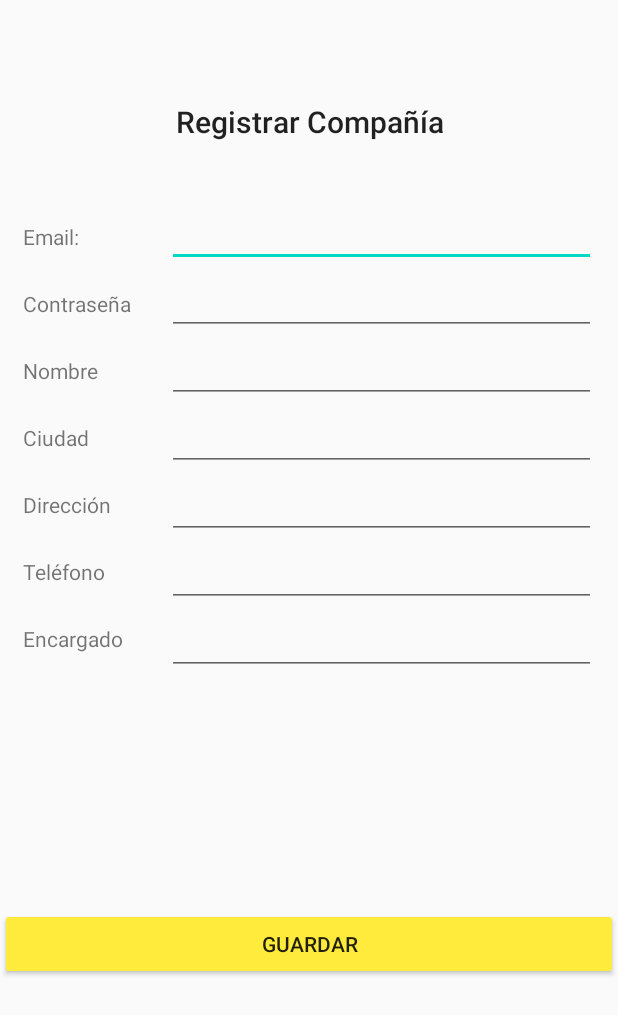
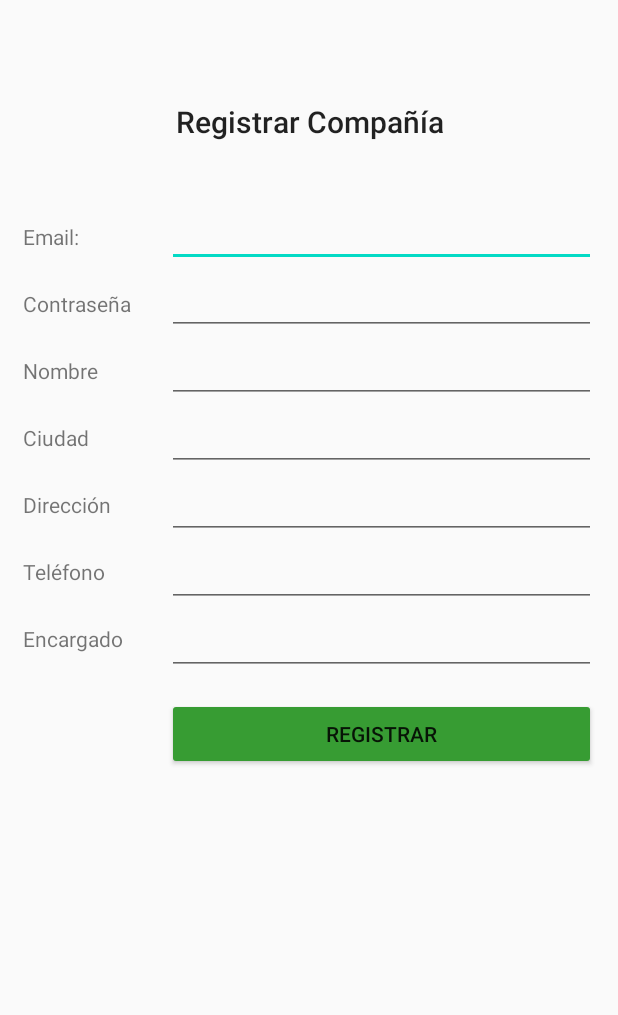
Before and after one commit to Ride-support/mobile-app, an Android app: the layout register_company.xml on its own in the app's theme, with its tools: preview values and no code run, on a phone screen of 412 x 824 dp. Shown: the top 1015 px of the screen. Run offline under Robolectric (Android 15) with nearby library versions, the phone set to English and light mode, and no system bars.

Commit message:
Register company :boom:

```diff
--- a/app/build.gradle
+++ b/app/build.gradle
@@ -33,6 +33,7 @@ android {
 dependencies {
     implementation fileTree(dir: 'libs', include: ['*.jar'])
 
+
     implementation 'androidx.appcompat:appcompat:1.1.0'
     implementation 'androidx.constraintlayout:constraintlayout:1.1.3'
     testImplementation 'junit:junit:4.12'
@@ -52,7 +53,7 @@ dependencies {
     implementation "com.squareup.okhttp3:okhttp:3.14.2"
     implementation "com.android.support:recyclerview-v7:$android_support"
     implementation "androidx.recyclerview:recyclerview:1.1.0"
-
+    implementation "androidx.cardview:cardview:1.0.0"
     implementation "androidx.recyclerview:recyclerview-selection:1.1.0-rc01"
 
 }
--- a/app/src/main/java/com/example/ridesupportmobil/RegisterService.java
+++ b/app/src/main/java/com/example/ridesupportmobil/RegisterService.java
@@ -26,7 +26,6 @@ public class RegisterService extends AppCompatActivity {
         setContentView(R.layout.register_service);
 
 
-        //deleteServicesM();
 
         createServicesM();
 
--- a/app/src/main/res/layout/register_company.xml
+++ b/app/src/main/res/layout/register_company.xml
@@ -90,69 +90,66 @@
                 android:orientation="vertical">
 
                 <EditText
-                    android:id="@+id/editText3"
+                    android:id="@+id/email"
                     android:layout_width="match_parent"
                     android:layout_height="wrap_content"
                     android:ems="10"
                     android:inputType="textPersonName" />
 
                 <EditText
-                    android:id="@+id/editText2"
+                    android:id="@+id/contrasena"
                     android:layout_width="match_parent"
                     android:layout_height="wrap_content"
                     android:ems="10"
                     android:inputType="textPersonName" />
 
                 <EditText
-                    android:id="@+id/editText"
+                    android:id="@+id/nombre"
                     android:layout_width="match_parent"
                     android:layout_height="wrap_content"
                     android:ems="10"
                     android:inputType="textPersonName" />
 
                 <EditText
-                    android:id="@+id/editText6"
+                    android:id="@+id/ciudad"
                     android:layout_width="match_parent"
                     android:layout_height="wrap_content"
                     android:ems="10"
                     android:inputType="textPersonName" />
 
                 <EditText
-                    android:id="@+id/editText7"
+                    android:id="@+id/direccion"
                     android:layout_width="match_parent"
                     android:layout_height="wrap_content"
                     android:ems="10"
                     android:inputType="textPersonName" />
 
                 <EditText
-                    android:id="@+id/editText8"
+                    android:id="@+id/telefono"
                     android:layout_width="match_parent"
                     android:layout_height="wrap_content"
                     android:ems="10"
                     android:inputType="textPersonName" />
 
                 <EditText
-                    android:id="@+id/editText9"
+                    android:id="@+id/encargado"
                     android:layout_width="match_parent"
                     android:layout_height="wrap_content"
                     android:ems="10"
                     android:inputType="textPersonName" />
+                <Button
+                    android:id="@+id/btnCom"
+                    android:layout_width="match_parent"
+                    android:layout_height="wrap_content"
+                    android:layout_marginTop="15dp"
+                    android:backgroundTint="#379C33"
+                    android:text="Registrar" />
             </LinearLayout>
         </LinearLayout>
     </LinearLayout>
 
-    <LinearLayout
-        android:layout_width="match_parent"
-        android:layout_height="wrap_content"
-        android:orientation="vertical">
 
-        <Button
-            android:id="@+id/button"
-            android:layout_width="match_parent"
-            android:layout_height="wrap_content"
-            android:layout_marginTop="155dp"
-            android:backgroundTint="#FFEB3B"
-            android:text="Guardar" />
-    </LinearLayout>
+
+
 
 </LinearLayout>
```
Also changed, not shown: app/src/main/AndroidManifest.xml (+9 -0 lines), app/src/main/java/com/example/ridesupportmobil/MainActivity.java (+7 -0 lines), app/src/main/java/com/example/ridesupportmobil/RegisterCompany.java (added, +90 -0 lines), app/src/main/res/layout/show_services.xml (+126 -29 lines), 1 other file.
